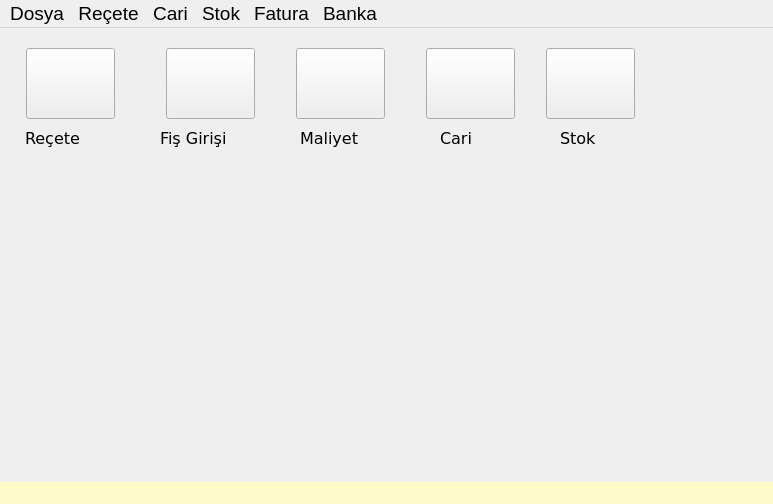
Above: mainwindow.ui from nerdogan/nenra before the change. Below: the same form after it.
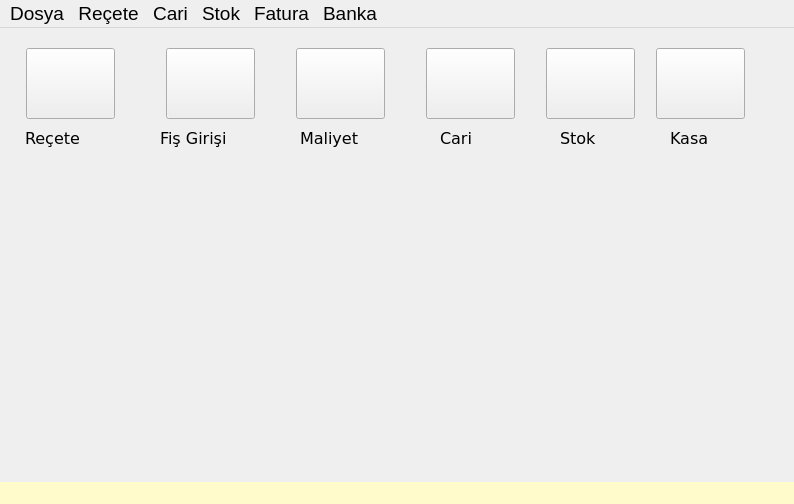
That is the form after the change. Icons and pictures are not drawn.

```diff
--- a/mainwindow.ui
+++ b/mainwindow.ui
@@ -6,7 +6,7 @@
    <rect>
     <x>0</x>
     <y>0</y>
-    <width>773</width>
+    <width>794</width>
     <height>504</height>
    </rect>
   </property>
@@ -318,14 +318,66 @@
      <string>Stok</string>
     </property>
    </widget>
+   <widget class="QWidget" name="horizontalLayoutWidget_8">
+    <property name="geometry">
+     <rect>
+      <x>650</x>
+      <y>20</y>
+      <width>101</width>
+      <height>71</height>
+     </rect>
+    </property>
+    <layout class="QHBoxLayout" name="horizontalLayout_8">
+     <item>
+      <widget class="QPushButton" name="pushButton_6">
+       <property name="maximumSize">
+        <size>
+         <width>89</width>
+         <height>89</height>
+        </size>
+       </property>
+       <property name="font">
+        <font>
+         <family>Verdana</family>
+         <pointsize>12</pointsize>
+         <weight>75</weight>
+         <bold>true</bold>
+        </font>
+       </property>
+       <property name="text">
+        <string/>
+       </property>
+      </widget>
+     </item>
+    </layout>
+   </widget>
+   <widget class="QLabel" name="label_6">
+    <property name="geometry">
+     <rect>
+      <x>670</x>
+      <y>100</y>
+      <width>71</width>
+      <height>20</height>
+     </rect>
+    </property>
+    <property name="font">
+     <font>
+      <family>Verdana</family>
+      <pointsize>12</pointsize>
+     </font>
+    </property>
+    <property name="text">
+     <string>Kasa</string>
+    </property>
+   </widget>
   </widget>
   <widget class="QMenuBar" name="menubar">
    <property name="geometry">
     <rect>
      <x>0</x>
      <y>0</y>
-     <width>773</width>
-     <height>22</height>
+     <width>794</width>
+     <height>31</height>
     </rect>
    </property>
    <property name="font">
```
